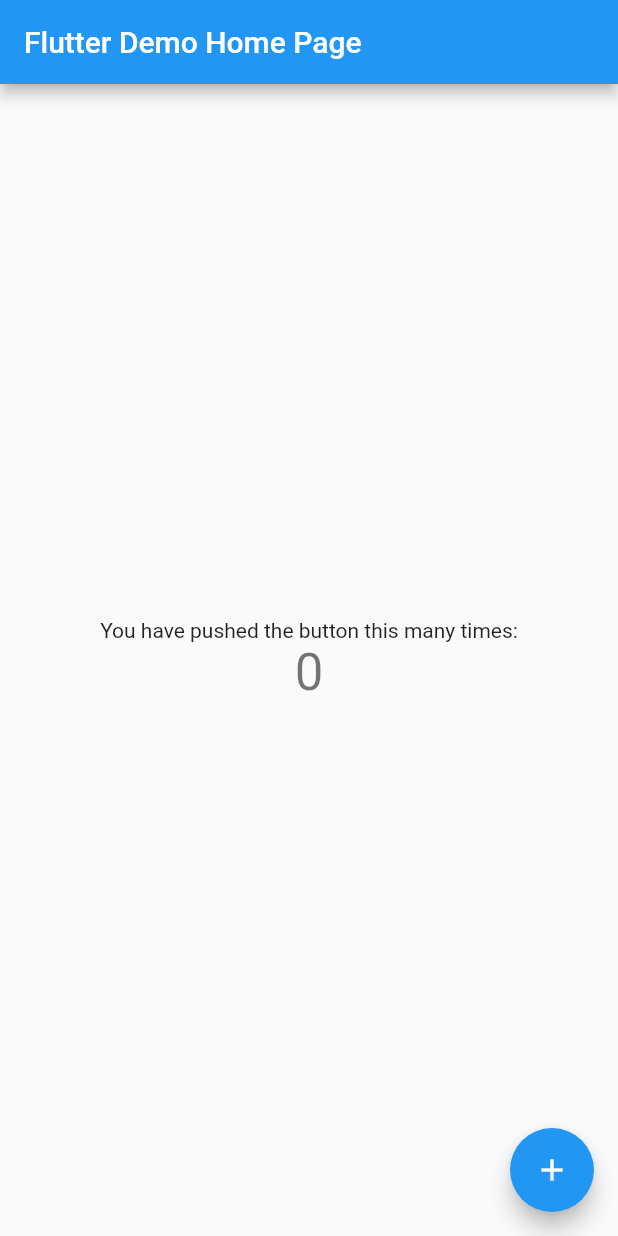
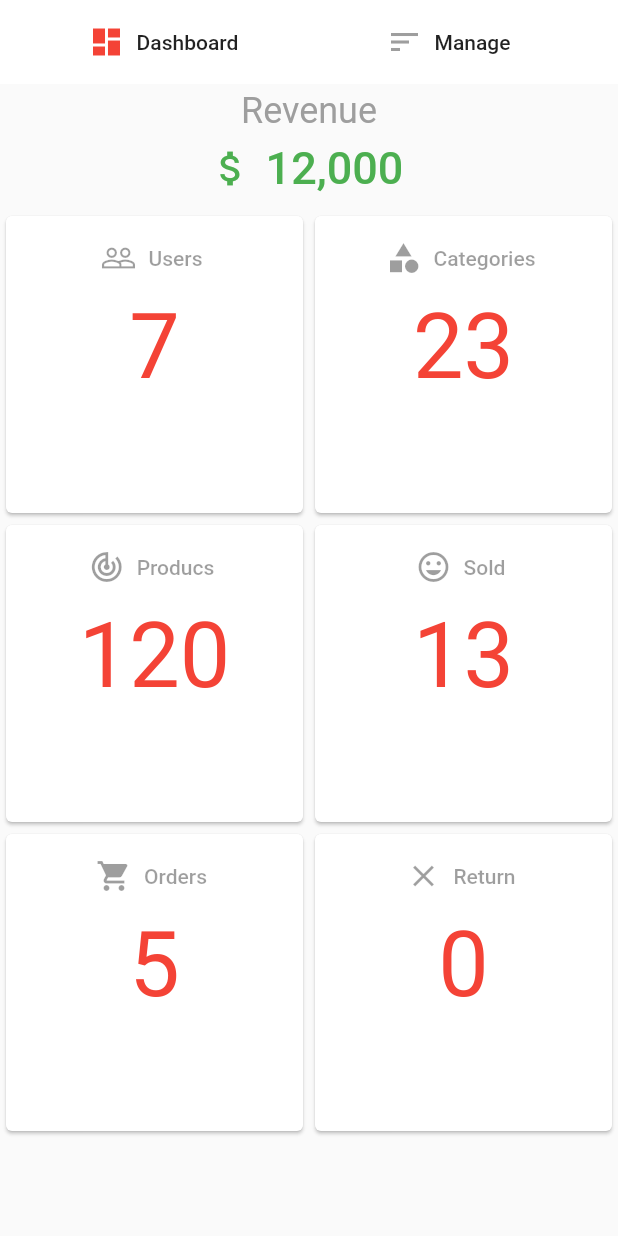
Before and after one commit to Ayobami-00/Admin-flutter-ecommerce-application, a Flutter app: the screen it shows after launch, on a phone screen of 412 x 824 dp. Run offline on Flutter 3.47's test engine with Material 2 defaults, Android fonts, the phone set to English and light mode, and no system bars; our stand-ins replace cloud_firestore, fluttertoast; accounts and stored records are empty.

Commit message:
connected app to firebase and started working on adding products from app to firebase

```diff
--- /dev/null
+++ b/admin_flutter_ecommerce_application/lib/db/brand.dart
@@ -0,0 +1,21 @@
+import 'package:cloud_firestore/cloud_firestore.dart';
+import 'package:uuid/uuid.dart';
+import 'dart:convert';
+
+class BrandService{
+  Firestore _firestore = Firestore.instance;
+  String ref = 'brands';
+  void createBrand(String name){
+    var id = Uuid();
+    String brandId = id.v1();
+
+    _firestore.collection('brands').document(brandId).setData({'brand': name});
+  }
+
+Future<List<DocumentSnapshot>> getBrands(){
+  return _firestore.collection(ref).getDocuments().then((snaps){
+    return snaps.documents;
+  });
+}
+
+}
--- /dev/null
+++ b/admin_flutter_ecommerce_application/lib/db/category.dart
@@ -0,0 +1,19 @@
+import 'package:cloud_firestore/cloud_firestore.dart';
+import 'package:uuid/uuid.dart';
+
+class CategoryService{
+  Firestore _firestore = Firestore.instance;
+  String ref = "categories";
+  void createCategory(String name){
+  var id = Uuid();
+  String categoryId = id.v1();
+
+    _firestore.collection('categories').document(categoryId).setData({'category': name});
+  }
+
+  Future<List<DocumentSnapshot>> getCategory(){
+  return _firestore.collection(ref).getDocuments().then((snaps){
+    return snaps.documents;
+  });
+}
+}
--- a/admin_flutter_ecommerce_application/lib/main.dart
+++ b/admin_flutter_ecommerce_application/lib/main.dart
@@ -1,111 +1,9 @@
 import 'package:flutter/material.dart';
+import 'package:admin_flutter_ecommerce_application/screens/admin.dart';
 
-void main() => runApp(MyApp());
-
-class MyApp extends StatelessWidget {
-  // This widget is the root of your application.
-  @override
-  Widget build(BuildContext context) {
-    return MaterialApp(
-      title: 'Flutter Demo',
-      theme: ThemeData(
-        // This is the theme of your application.
-        //
-        // Try running your application with "flutter run". You'll see the
-        // application has a blue toolbar. Then, without quitting the app, try
-        // changing the primarySwatch below to Colors.green and then invoke
-        // "hot reload" (press "r" in the console where you ran "flutter run",
-        // or simply save your changes to "hot reload" in a Flutter IDE).
-        // Notice that the counter didn't reset back to zero; the application
-        // is not restarted.
-        primarySwatch: Colors.blue,
-      ),
-      home: MyHomePage(title: 'Flutter Demo Home Page'),
-    );
-  }
+void main(){
+  runApp(MaterialApp(
+    debugShowCheckedModeBanner: false,
+    home: Admin(),
+  ));
 }
-
-class MyHomePage extends StatefulWidget {
-  MyHomePage({Key key, this.title}) : super(key: key);
-
-  // This widget is the home page of your application. It is stateful, meaning
-  // that it has a State object (defined below) that contains fields that affect
-  // how it looks.
-
-  // This class is the configuration for the state. It holds the values (in this
-  // case the title) provided by the parent (in this case the App widget) and
-  // used by the build method of the State. Fields in a Widget subclass are
-  // always marked "final".
-
-  final String title;
-
-  @override
-  _MyHomePageState createState() => _MyHomePageState();
-}
-
-class _MyHomePageState extends State<MyHomePage> {
-  int _counter = 0;
-
-  void _incrementCounter() {
-    setState(() {
-      // This call to setState tells the Flutter framework that something has
-      // changed in this State, which causes it to rerun the build method below
-      // so that the display can reflect the updated values. If we changed
-      // _counter without calling setState(), then the build method would not be
-      // called again, and so nothing would appear to happen.
-      _counter++;
-    });
-  }
-
-  @override
-  Widget build(BuildContext context) {
-    // This method is rerun every time setState is called, for instance as done
-    // by the _incrementCounter method above.
-    //
-    // The Flutter framework has been optimized to make rerunning build methods
-    // fast, so that you can just rebuild anything that needs updating rather
-    // than having to individually change instances of widgets.
-    return Scaffold(
-      appBar: AppBar(
-        // Here we take the value from the MyHomePage object that was created by
-        // the App.build method, and use it to set our appbar title.
-        title: Text(widget.title),
-      ),
-      body: Center(
-        // Center is a layout widget. It takes a single child and positions it
-        // in the middle of the parent.
-        child: Column(
-          // Column is also a layout widget. It takes a list of children and
-          // arranges them vertically. By default, it sizes itself to fit its
-          // children horizontally, and tries to be as tall as its parent.
-          //
-          // Invoke "debug painting" (press "p" in the console, choose the
-          // "Toggle Debug Paint" action from the Flutter Inspector in Android
-          // Studio, or the "Toggle Debug Paint" command in Visual Studio Code)
-          // to see the wireframe for each widget.
-          //
-          // Column has various properties to control how it sizes itself and
-          // how it positions its children. Here we use mainAxisAlignment to
-          // center the children vertically; the main axis here is the vertical
-          // axis because Columns are vertical (the cross axis would be
-          // horizontal).
-          mainAxisAlignment: MainAxisAlignment.center,
-          children: <Widget>[
-            Text(
-              'You have pushed the button this many times:',
-            ),
-            Text(
-              '$_counter',
-              style: Theme.of(context).textTheme.display1,
-            ),
-          ],
-        ),
-      ),
-      floatingActionButton: FloatingActionButton(
-        onPressed: _incrementCounter,
-        tooltip: 'Increment',
-        child: Icon(Icons.add),
-      ), // This trailing comma makes auto-formatting nicer for build methods.
-    );
-  }
-}
--- /dev/null
+++ b/admin_flutter_ecommerce_application/lib/screens/admin.dart
@@ -0,0 +1,308 @@
+import 'package:admin_flutter_ecommerce_application/screens/add_product.dart';
+import 'package:flutter/material.dart';
+import 'package:fluttertoast/fluttertoast.dart';
+import '../db/category.dart';
+import '../db/brand.dart';
+
+enum Page { dashboard, manage }
+
+class Admin extends StatefulWidget {
+  @override
+  _AdminState createState() => _AdminState();
+}
+
+class _AdminState extends State<Admin> {
+  Page _selectedPage = Page.dashboard;
+  MaterialColor active = Colors.red;
+  MaterialColor notActive = Colors.grey;
+  TextEditingController categoryController = TextEditingController();
+  TextEditingController brandController = TextEditingController();
+  GlobalKey<FormState> _categoryFormKey = GlobalKey();
+  GlobalKey<FormState> _brandFormKey = GlobalKey();
+  BrandService _brandService = BrandService();
+  CategoryService _categoryService = CategoryService();
+
+
+
+  @override
+  Widget build(BuildContext context) {
+    return Scaffold(
+        appBar: AppBar(
+          title: Row(
+            children: <Widget>[
+              Expanded(
+                  child: FlatButton.icon(
+                      onPressed: () {
+                        setState(() => _selectedPage = Page.dashboard);
+                      },
+                      icon: Icon(
+                        Icons.dashboard,
+                        color: _selectedPage == Page.dashboard
+                            ? active
+                            : notActive,
+                      ),
+                      label: Text('Dashboard'))),
+              Expanded(
+                  child: FlatButton.icon(
+                      onPressed: () {
+                        setState(() => _selectedPage = Page.manage);
+                      },
+                      icon: Icon(
+                        Icons.sort,
+                        color:
+                            _selectedPage == Page.manage ? active : notActive,
+                      ),
+                      label: Text('Manage'))),
+            ],
+          ),
+          elevation: 0.0,
+          backgroundColor: Colors.white,
+        ),
+        body: _loadScreen());
+  }
+
+  Widget _loadScreen() {
+    switch (_selectedPage) {
+      case Page.dashboard:
+        return Column(
+          children: <Widget>[
+            ListTile(
+              subtitle: FlatButton.icon(
+                onPressed: null,
+                icon: Icon(
+                  Icons.attach_money,
+                  size: 30.0,
+                  color: Colors.green,
+                ),
+                label: Text('12,000',
+                    textAlign: TextAlign.center,
+                    style: TextStyle(fontSize: 30.0, color: Colors.green)),
+              ),
+              title: Text(
+                'Revenue',
+                textAlign: TextAlign.center,
+                style: TextStyle(fontSize: 24.0, color: Colors.grey),
+              ),
+            ),
+            Expanded(
+              child: GridView(
+                gridDelegate: SliverGridDelegateWithFixedCrossAxisCount(
+                    crossAxisCount: 2),
+                children: <Widget>[
+                  Padding(
+                    padding: const EdgeInsets.all(0.0),
+                    child: Card(
+                      child: ListTile(
+                          title: FlatButton.icon(
+                              onPressed: null,
+                              icon: Icon(Icons.people_outline),
+                              label: Text("Users")),
+                          subtitle: Text(
+                            '7',
+                            textAlign: TextAlign.center,
+                            style: TextStyle(color: active, fontSize: 60.0),
+                          )),
+                    ),
+                  ),
+                  Padding(
+                    padding: const EdgeInsets.all(0.0),
+                    child: Card(
+                      child: ListTile(
+                          title: FlatButton.icon(
+                              onPressed: null,
+                              icon: Icon(Icons.category),
+                              label: Text("Categories")),
+                          subtitle: Text(
+                            '23',
+                            textAlign: TextAlign.center,
+                            style: TextStyle(color: active, fontSize: 60.0),
+                          )),
+                    ),
+                  ),
+                  Padding(
+                    padding: const EdgeInsets.all(0.0),
+                    child: Card(
+                      child: ListTile(
+                          title: FlatButton.icon(
+                              onPressed: null,
+                              icon: Icon(Icons.track_changes),
+                              label: Text("Producs")),
+                          subtitle: Text(
+                            '120',
+                            textAlign: TextAlign.center,
+                            style: TextStyle(color: active, fontSize: 60.0),
+                          )),
+                    ),
+                  ),
+                  Padding(
+                    padding: const EdgeInsets.all(0.0),
+                    child: Card(
+                      child: ListTile(
+                          title: FlatButton.icon(
+                              onPressed: null,
+                              icon: Icon(Icons.tag_faces),
+                              label: Text("Sold")),
+                          subtitle: Text(
+                            '13',
+                            textAlign: TextAlign.center,
+                            style: TextStyle(color: active, fontSize: 60.0),
+                          )),
+                    ),
+                  ),
+                  Padding(
+                    padding: const EdgeInsets.all(0.0),
+                    child: Card(
+                      child: ListTile(
+                          title: FlatButton.icon(
+                              onPressed: null,
+                              icon: Icon(Icons.shopping_cart),
+                              label: Text("Orders")),
+                          subtitle: Text(
+                            '5',
+                            textAlign: TextAlign.center,
+                            style: TextStyle(color: active, fontSize: 60.0),
+                          )),
+                    ),
+                  ),
+                  Padding(
+                    padding: const EdgeInsets.all(0.0),
+                    child: Card(
+                      child: ListTile(
+                          title: FlatButton.icon(
+                              onPressed: null,
+                              icon: Icon(Icons.close),
+                              label: Text("Return")),
+                          subtitle: Text(
+                            '0',
+                            textAlign: TextAlign.center,
+                            style: TextStyle(color: active, fontSize: 60.0),
+                          )),
+                    ),
+                  ),
+                ],
+              ),
+            ),
+          ],
+        );
+        break;
+      case Page.manage:
+        return ListView(
+          children: <Widget>[
+            ListTile(
+              leading: Icon(Icons.add),
+              title: Text("Add product"),
+              onTap: () {
+                Navigator.push(context, MaterialPageRoute(builder: (_)=> AddProduct()));
+              },
+            ),
+            Divider(),
+            ListTile(
+              leading: Icon(Icons.change_history),
+              title: Text("Products list"),
+              onTap: () {},
+            ),
+            Divider(),
+            ListTile(
+              leading: Icon(Icons.add_circle),
+              title: Text("Add category"),
+              onTap: () {
+                _categoryAlert();
+              },
+            ),
+            Divider(),
+            ListTile(
+              leading: Icon(Icons.category),
+              title: Text("Category list"),
+              onTap: () {},
+            ),
+            Divider(),
+            ListTile(
+              leading: Icon(Icons.add_circle_outline),
+              title: Text("Add brand"),
+              onTap: () {
+                _brandAlert();
+              },
+            ),
+            Divider(),
+            ListTile(
+              leading: Icon(Icons.library_books),
+              title: Text("brand list"),
+              onTap: () {},
+            ),
+            Divider(),
+          ],
+        );
+        break;
+      default:
+        return Container();
+    }
+  }
+
+  void _categoryAlert() {
+    var alert = new AlertDialog(
+      content: Form(
+        key: _categoryFormKey,
+        child: TextFormField(
+          controller: categoryController,
+          validator: (value){
+            if(value.isEmpty){
+              return 'category cannot be empty';
+            }
+          },
+          decoration: InputDecoration(
+            hintText: "add category"
+          ),
+        ),
+      ),
+      actions: <Widget>[
+        FlatButton(onPressed: (){
+          if(categoryController.text != null){
+            _categoryService.createCategory(categoryController.text);
+          }
+          Fluttertoast.showToast(msg: 'category created');
+          Navigator.pop(context);
+        }, child: Text('ADD')),
+        FlatButton(onPressed: (){
+          Navigator.pop(context);
+        }, child: Text('CANCEL')),
+
+      ],
+    );
+
+    showDialog(context: context, builder: (_) => alert);
+  }
+
+  void _brandAlert() {
+    var alert = new AlertDialog(
+      content: Form(
+        key: _brandFormKey,
+        child: TextFormField(
+          controller: brandController,
+          validator: (value){
+            if(value.isEmpty){
+              return 'category cannot be empty';
+            }
+          },
+          decoration: InputDecoration(
+              hintText: "add brand"
+          ),
+        ),
+      ),
+      actions: <Widget>[
+        FlatButton(onPressed: (){
+          if(brandController.text != null){
+            _brandService.createBrand(brandController.text);
+          }
+          Fluttertoast.showToast(msg: 'brand added');
+          Navigator.pop(context);
+        }, child: Text('ADD')),
+        FlatButton(onPressed: (){
+          Navigator.pop(context);
+        }, child: Text('CANCEL')),
+
+      ],
+    );
+
+    showDialog(context: context, builder: (_) => alert);
+  }
+}
--- /dev/null
+++ b/admin_flutter_ecommerce_application/lib/utils/colors_util.dart
@@ -0,0 +1,3 @@
+class ColorsUtil{
+
+}
```
Also changed, not shown: admin_flutter_ecommerce_application/lib/screens/add_product.dart (added, +135 -0 lines), admin_flutter_ecommerce_application/pubspec.yaml (+9 -0 lines), admin_flutter_ecommerce_application/pubspec.lock, 3 other files.
